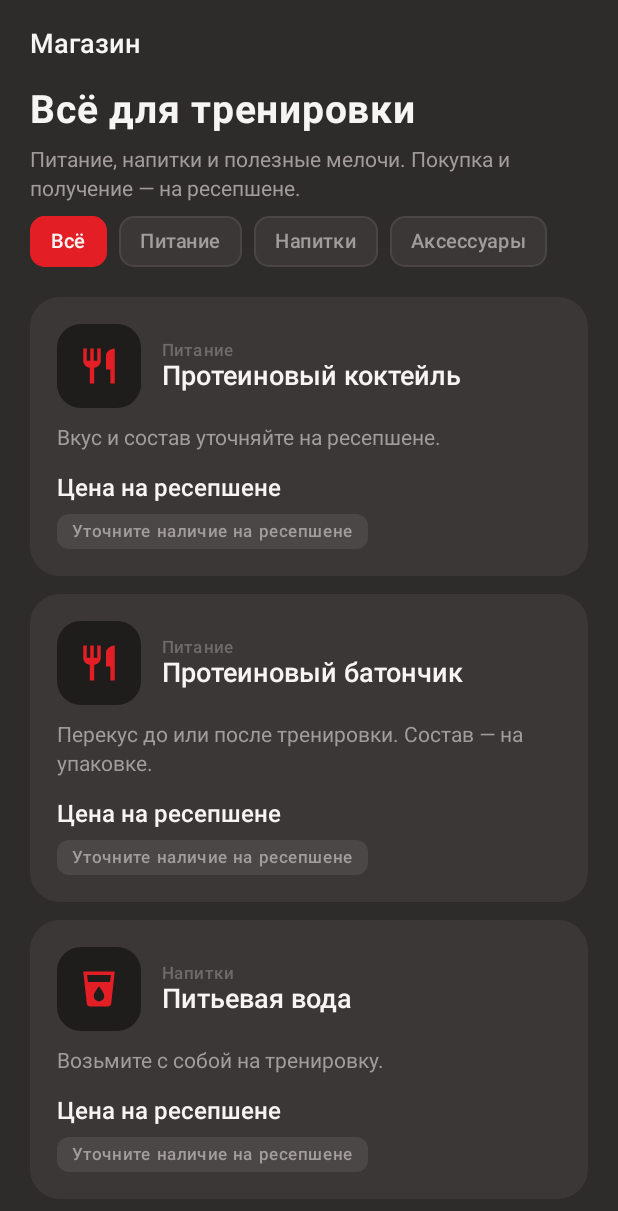
After one commit to sporty1351/PlatformaSport, an Android app built with Jetpack Compose: the composable ShopScreen shown on its own in the app's theme, on a phone screen of 412 x 824 dp. The commit adds this screen. Shown: the top 1211 px of the screen. Run offline under Robolectric (Android 15) with nearby library versions, the phone set to English and light mode, and no system bars.

Commit message:
Version v0.01 is done -fixed card menu -added shop -fixed address and number

```diff
--- a/app/build.gradle.kts
+++ b/app/build.gradle.kts
@@ -64,5 +64,5 @@ dependencies {
     implementation(libs.androidx.navigation.compose)
     implementation(libs.androidx.datastore.preferences)
     implementation(libs.kotlinx.serialization.json)
-    implementation(libs.zxing.core)
+
 }
--- a/app/src/main/java/ru/platformasport/club/PlatformaApplication.kt
+++ b/app/src/main/java/ru/platformasport/club/PlatformaApplication.kt
@@ -17,6 +17,7 @@ class AppContainer(context: Context) {
 
     /** Здесь меняется заглушка на реальную реализацию, когда появится система клуба. */
     val crm: ExternalCrmApi = FakeCrmApi()
+    val shop = ru.platformasport.club.data.repository.ShopRepository(context)
 
     val session = SessionRepository(preferences, crm)
     val schedule = ScheduleRepository(preferences)
--- a/app/src/main/java/ru/platformasport/club/data/model/Models.kt
+++ b/app/src/main/java/ru/platformasport/club/data/model/Models.kt
@@ -34,7 +34,7 @@ enum class MembershipStatus { NONE, ACTIVE, FROZEN, EXPIRED }
 
 /**
  * Карта заводится не в приложении, а во внешней системе учёта клуба.
- * Приложение её только отображает и показывает штрихкод на турникет.
+ * Приложение отображает сведения об абонементе. Карту предъявляют на ресепшене.
  */
 @Serializable
 data class ClubCard(
--- a/app/src/main/java/ru/platformasport/club/ui/AppViewModel.kt
+++ b/app/src/main/java/ru/platformasport/club/ui/AppViewModel.kt
@@ -29,6 +29,14 @@ sealed interface OpState {
 class AppViewModel(
     private val container: AppContainer = PlatformaApplication.container
 ) : ViewModel() {
+
+    val products = container.shop.products
+    fun saveProduct(product: ru.platformasport.club.data.repository.Product) {
+        if (session.value.profile?.isAdmin == true) container.shop.save(product)
+    }
+    fun deleteProduct(id: String) {
+        if (session.value.profile?.isAdmin == true) container.shop.delete(id)
+    }
 
     val session: StateFlow<SessionState> = container.session.state
     val sessionRestored: StateFlow<Boolean> = container.session.restored
--- a/app/src/main/java/ru/platformasport/club/ui/navigation/Routes.kt
+++ b/app/src/main/java/ru/platformasport/club/ui/navigation/Routes.kt
@@ -4,6 +4,7 @@ object Routes {
     const val HOME = "home"
     const val SCHEDULE = "schedule"
     const val CARD = "card"
+    const val SHOP = "shop"
     const val TARIFFS = "tariffs"
     const val PROFILE = "profile"
 
@@ -15,5 +16,5 @@ object Routes {
     const val CHECKOUT_PATTERN = "checkout/{tariffId}/{months}"
     fun checkout(tariffId: String, months: Int) = "checkout/$tariffId/$months"
 
-    val bottomBar = setOf(HOME, SCHEDULE, CARD, TARIFFS, PROFILE)
+    val bottomBar = setOf(HOME, SCHEDULE, SHOP, TARIFFS, PROFILE)
 }
--- a/app/src/main/java/ru/platformasport/club/ui/profile/ProfileScreen.kt
+++ b/app/src/main/java/ru/platformasport/club/ui/profile/ProfileScreen.kt
@@ -307,7 +307,7 @@ fun ProfileScreen(
 
             Spacer(Modifier.height(20.dp))
             Text(
-                "Спортивный клуб «Платформа» · Ижевск, ул. 9 Января, 219А\n+7 (3412) 913-268 · platformasport.ru",
+                ru.platformasport.club.data.ClubContacts.summary,
                 style = MaterialTheme.typography.bodySmall,
                 color = TextMuted,
                 lineHeight = 18.sp
--- /dev/null
+++ b/app/src/main/java/ru/platformasport/club/ui/shop/ShopScreen.kt
@@ -0,0 +1,128 @@
+package ru.platformasport.club.ui.shop
+
+import androidx.compose.foundation.background
+import androidx.compose.foundation.layout.*
+import androidx.compose.foundation.lazy.LazyColumn
+import androidx.compose.foundation.lazy.LazyRow
+import androidx.compose.foundation.lazy.items
+import androidx.compose.foundation.rememberScrollState
+import androidx.compose.foundation.shape.RoundedCornerShape
+import androidx.compose.foundation.text.KeyboardOptions
+import androidx.compose.foundation.verticalScroll
+import androidx.compose.material.icons.Icons
+import androidx.compose.material.icons.filled.Add
+import androidx.compose.material.icons.filled.LocalDrink
+import androidx.compose.material.icons.filled.Restaurant
+import androidx.compose.material.icons.filled.ShoppingBag
+import androidx.compose.material3.*
+import androidx.compose.runtime.*
+import androidx.compose.ui.Alignment
+import androidx.compose.ui.Modifier
+import androidx.compose.ui.draw.clip
+import androidx.compose.ui.text.input.KeyboardType
+import androidx.compose.ui.unit.dp
+import androidx.lifecycle.compose.collectAsStateWithLifecycle
+import ru.platformasport.club.data.repository.Product
+import ru.platformasport.club.data.repository.ProductCategory
+import ru.platformasport.club.ui.AppViewModel
+import ru.platformasport.club.ui.components.*
+import ru.platformasport.club.ui.theme.*
+import ru.platformasport.club.util.asMoney
+import java.util.UUID
+
+@Composable
+fun ShopScreen(viewModel: AppViewModel) {
+    val products by viewModel.products.collectAsStateWithLifecycle()
+    val session by viewModel.session.collectAsStateWithLifecycle()
+    val admin = session.profile?.isAdmin == true
+    var category by remember { mutableStateOf<ProductCategory?>(null) }
+    var editing by remember { mutableStateOf<Product?>(null) }
+    var creating by remember { mutableStateOf(false) }
+    var deleting by remember { mutableStateOf<Product?>(null) }
+    val shown = products.filter { category == null || it.category == category }
+
+    Column(Modifier.fillMaxSize().statusBarsPadding()) {
+        ScreenTopBar("Магазин", actionIcon = if (admin) Icons.Default.Add else null,
+            actionDescription = "Добавить товар", onAction = if (admin) ({ creating = true }) else null)
+        Text("Всё для тренировки", style = MaterialTheme.typography.headlineMedium,
+            color = TextPrimary, modifier = Modifier.padding(horizontal = 20.dp))
+        Text("Питание, напитки и полезные мелочи. Покупка и получение — на ресепшене.",
+            style = MaterialTheme.typography.bodyMedium, color = TextSecondary,
+            modifier = Modifier.padding(horizontal = 20.dp, vertical = 10.dp))
+        LazyRow(contentPadding = PaddingValues(horizontal = 20.dp), horizontalArrangement = Arrangement.spacedBy(8.dp)) {
+            item { SelectableChip("Всё", category == null, onClick = { category = null }) }
+            items(ProductCategory.entries.toList()) { entry ->
+                SelectableChip(entry.title, category == entry, onClick = { category = entry })
+            }
+        }
+        if (shown.isEmpty()) EmptyState("Пока нет товаров", "Попробуйте другую категорию.")
+        LazyColumn(contentPadding = PaddingValues(20.dp), verticalArrangement = Arrangement.spacedBy(12.dp)) {
+            items(shown, key = { it.id }) { product ->
+                Column(Modifier.fillMaxWidth().clip(RoundedCornerShape(20.dp)).background(GraphiteRaised).padding(18.dp)) {
+                    Row(verticalAlignment = Alignment.CenterVertically, horizontalArrangement = Arrangement.spacedBy(14.dp)) {
+                        Box(Modifier.size(56.dp).clip(RoundedCornerShape(16.dp)).background(GraphiteDeep), contentAlignment = Alignment.Center) {
+                            Icon(when(product.category) {
+                                ProductCategory.NUTRITION -> Icons.Default.Restaurant
+                                ProductCategory.DRINKS -> Icons.Default.LocalDrink
+                                ProductCategory.ACCESSORIES -> Icons.Default.ShoppingBag
+                            }, null, tint = PlatformaRed, modifier = Modifier.size(28.dp))
+                        }
+                        Column(Modifier.weight(1f)) {
+                            Text(product.category.title, color = TextMuted, style = MaterialTheme.typography.labelSmall)
+                            Text(product.title, color = TextPrimary, style = MaterialTheme.typography.titleLarge)
+                        }
+                    }
+                    Spacer(Modifier.height(12.dp))
+                    Text(product.description, color = TextSecondary, style = MaterialTheme.typography.bodyMedium)
+                    Spacer(Modifier.height(16.dp))
+                    Text(product.priceRub?.asMoney() ?: "Цена на ресепшене", color = TileWhite, style = MaterialTheme.typography.titleMedium)
+                    Spacer(Modifier.height(8.dp))
+                    StatusChip(if (product.available) "Уточните наличие на ресепшене" else "Временно недоступно",
+                        if (product.available) TextSecondary else Warning)
+                    if (admin) Row {
+                        TextButton(onClick = { editing = product }) { Text("Изменить") }
+                        TextButton(onClick = { deleting = product }) { Text("Удалить") }
+                    }
+                }
+            }
+        }
+    }
+    if (admin && (creating || editing != null)) ProductEditor(editing,
+        onDismiss = { creating = false; editing = null },
+        onSave = { viewModel.saveProduct(it); creating = false; editing = null })
+    if (admin && deleting != null) AlertDialog(onDismissRequest = { deleting = null },
+        title = { Text("Удалить товар?") }, text = { Text(deleting!!.title) },
+        confirmButton = { TextButton(onClick = { viewModel.deleteProduct(deleting!!.id); deleting = null }) { Text("Удалить") } },
+        dismissButton = { TextButton(onClick = { deleting = null }) { Text("Отмена") } })
+}
+
+@Composable
+private fun ProductEditor(initial: Product?, onDismiss: () -> Unit, onSave: (Product) -> Unit) {
+    var title by remember { mutableStateOf(initial?.title.orEmpty()) }
+    var description by remember { mutableStateOf(initial?.description.orEmpty()) }
+    var price by remember { mutableStateOf(initial?.priceRub?.toString().orEmpty()) }
+    var category by remember { mutableStateOf(initial?.category ?: ProductCategory.NUTRITION) }
+    var available by remember { mutableStateOf(initial?.available ?: true) }
+    val validPrice = price.isBlank() || price.toIntOrNull()?.let { it >= 0 } == true
+    AlertDialog(onDismissRequest = onDismiss,
+        title = { Text(if(initial == null) "Новый товар" else "Изменить товар") },
+        text = {
+            Column(Modifier.heightIn(max = 440.dp).verticalScroll(rememberScrollState()), verticalArrangement = Arrangement.spacedBy(10.dp)) {
+                OutlinedTextField(title, { title = it }, label = { Text("Название") }, singleLine = true)
+                OutlinedTextField(description, { description = it }, label = { Text("Описание") })
+                OutlinedTextField(price, { price = it }, label = { Text("Цена, ₽ (необязательно)") },
+                    singleLine = true, isError = !validPrice, keyboardOptions = KeyboardOptions(keyboardType = KeyboardType.Number))
+                ProductCategory.entries.forEach { entry ->
+                    SelectableChip(entry.title, category == entry, onClick = { category = entry })
+                }
+                Row(verticalAlignment = Alignment.CenterVertically) {
+                    Text("Доступен", Modifier.weight(1f))
+                    Switch(available, { available = it })
+                }
+            }
+        },
+        confirmButton = { TextButton(enabled = title.isNotBlank() && validPrice, onClick = {
+            onSave(Product(initial?.id ?: UUID.randomUUID().toString(), title.trim(), description.trim(), category, price.toIntOrNull(), available))
+        }) { Text("Сохранить") } },
+        dismissButton = { TextButton(onClick = onDismiss) { Text("Отмена") } })
+}
--- a/app/src/main/java/ru/platformasport/club/ui/tariffs/CheckoutScreen.kt
+++ b/app/src/main/java/ru/platformasport/club/ui/tariffs/CheckoutScreen.kt
@@ -337,7 +337,7 @@ private fun PurchaseResult(
         )
         Spacer(Modifier.height(6.dp))
         Text(
-            "Карта уже обновилась — можно проходить через турникет.",
+            "Абонемент обновлён. Для посещения предъявите карту на ресепшене.",
             style = MaterialTheme.typography.bodySmall,
             color = Success,
             textAlign = TextAlign.Center,
--- a/gradle/libs.versions.toml
+++ b/gradle/libs.versions.toml
@@ -8,7 +8,6 @@ composeBom = "2024.10.01"
 navigation = "2.8.4"
 datastore = "1.1.1"
 serialization = "1.7.3"
-zxing = "3.5.3"
 
 [libraries]
 androidx-core-ktx = { group = "androidx.core", name = "core-ktx", version.ref = "coreKtx" }
@@ -26,7 +25,6 @@ androidx-material-icons-extended = { group = "androidx.compose.material", name =
 androidx-navigation-compose = { group = "androidx.navigation", name = "navigation-compose", version.ref = "navigation" }
 androidx-datastore-preferences = { group = "androidx.datastore", name = "datastore-preferences", version.ref = "datastore" }
 kotlinx-serialization-json = { group = "org.jetbrains.kotlinx", name = "kotlinx-serialization-json", version.ref = "serialization" }
-zxing-core = { group = "com.google.zxing", name = "core", version.ref = "zxing" }
 
 [plugins]
 android-application = { id = "com.android.application", version.ref = "agp" }
```
Also changed, not shown: app/src/main/java/ru/platformasport/club/data/ClubContacts.kt (added, +8 -0 lines), app/src/main/java/ru/platformasport/club/data/repository/ShopRepository.kt (added, +56 -0 lines), app/src/main/java/ru/platformasport/club/ui/card/ClubCardScreen.kt (+2 -101 lines), app/src/main/java/ru/platformasport/club/ui/components/Barcode.kt (deleted, +0 -51 lines), app/src/main/java/ru/platformasport/club/ui/components/Brand.kt (+20 -25 lines), app/src/main/java/ru/platformasport/club/ui/home/HomeScreen.kt (+5 -4 lines), app/src/main/java/ru/platformasport/club/ui/navigation/PlatformaRoot.kt (+7 -5 lines), app/src/main/res/drawable/ic_launcher_foreground.xml (+1 -18 lines), 1066 other files.
